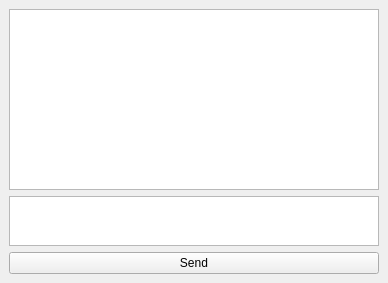
astralaster/oxofrmbl, file src/base/gui/windows/ChatWindow.ui: the form before one commit.
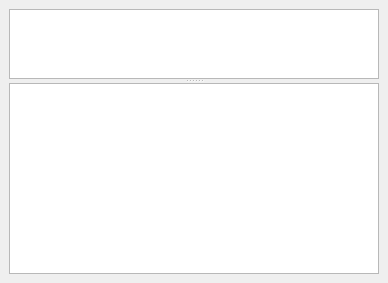
The form after the commit. Custom widgets are drawn as their Qt base class.

Commit message: ~ added splitter to ChatWindow

What changed in the file:
```diff
--- a/src/base/gui/windows/ChatWindow.ui
+++ b/src/base/gui/windows/ChatWindow.ui
@@ -16,39 +16,38 @@
   <widget class="QWidget" name="centralwidget">
    <layout class="QVBoxLayout" name="verticalLayout">
     <item>
+     <widget class="QSplitter" name="splitter">
+      <property name="orientation">
+       <enum>Qt::Vertical</enum>
+      </property>
+      <property name="childrenCollapsible">
+       <bool>false</bool>
+      </property>
      <widget class="ChatLogWidget" name="messageLog">
       <property name="sizePolicy">
        <sizepolicy hsizetype="Expanding" vsizetype="Expanding">
         <horstretch>0</horstretch>
-        <verstretch>0</verstretch>
+         <verstretch>255</verstretch>
        </sizepolicy>
       </property>
       <property name="readOnly">
        <bool>true</bool>
       </property>
      </widget>
-    </item>
-    <item>
      <widget class="QTextEdit" name="messageEdit">
       <property name="sizePolicy">
-       <sizepolicy hsizetype="Expanding" vsizetype="Fixed">
+        <sizepolicy hsizetype="Expanding" vsizetype="Ignored">
         <horstretch>0</horstretch>
         <verstretch>0</verstretch>
        </sizepolicy>
       </property>
-      <property name="maximumSize">
+       <property name="minimumSize">
        <size>
-        <width>16777215</width>
-        <height>50</height>
+         <width>0</width>
+         <height>25</height>
        </size>
       </property>
      </widget>
-    </item>
-    <item>
-     <widget class="QPushButton" name="sendButton">
-      <property name="text">
-       <string>Send</string>
-      </property>
      </widget>
     </item>
    </layout>
```
Lines whose indentation alone changed are shown as unchanged. The commit also changes 2 other files.
